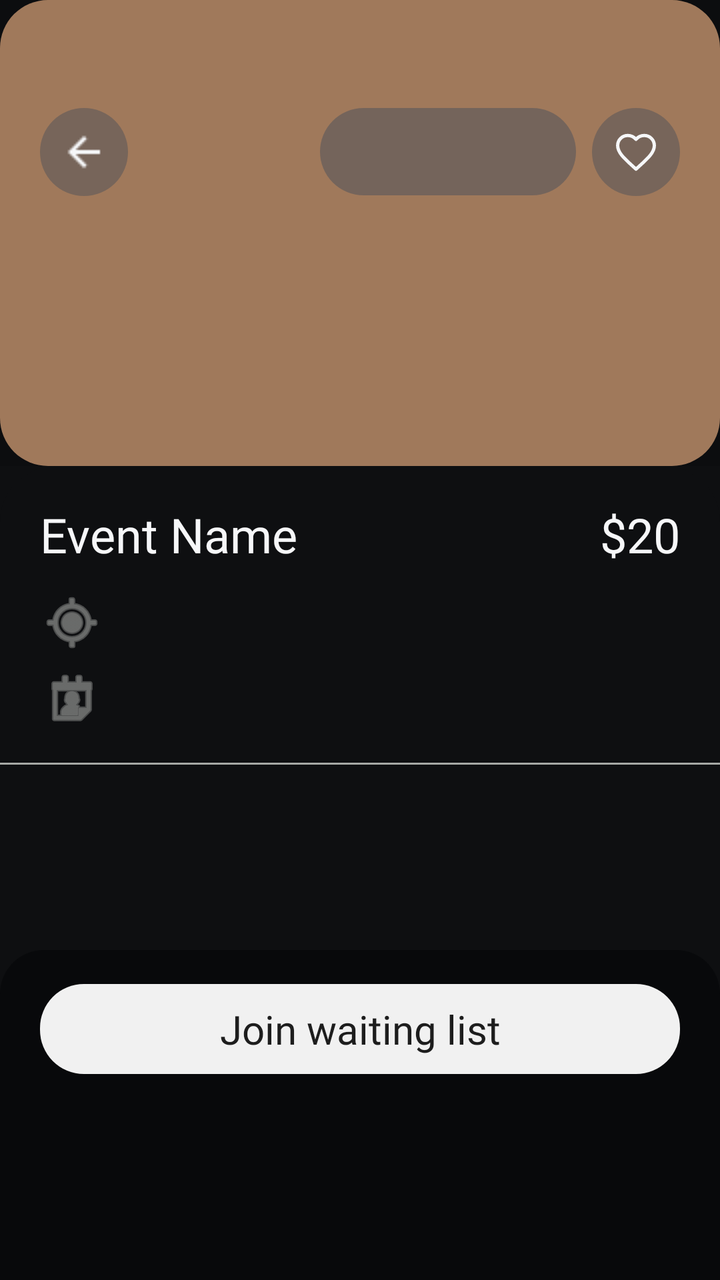
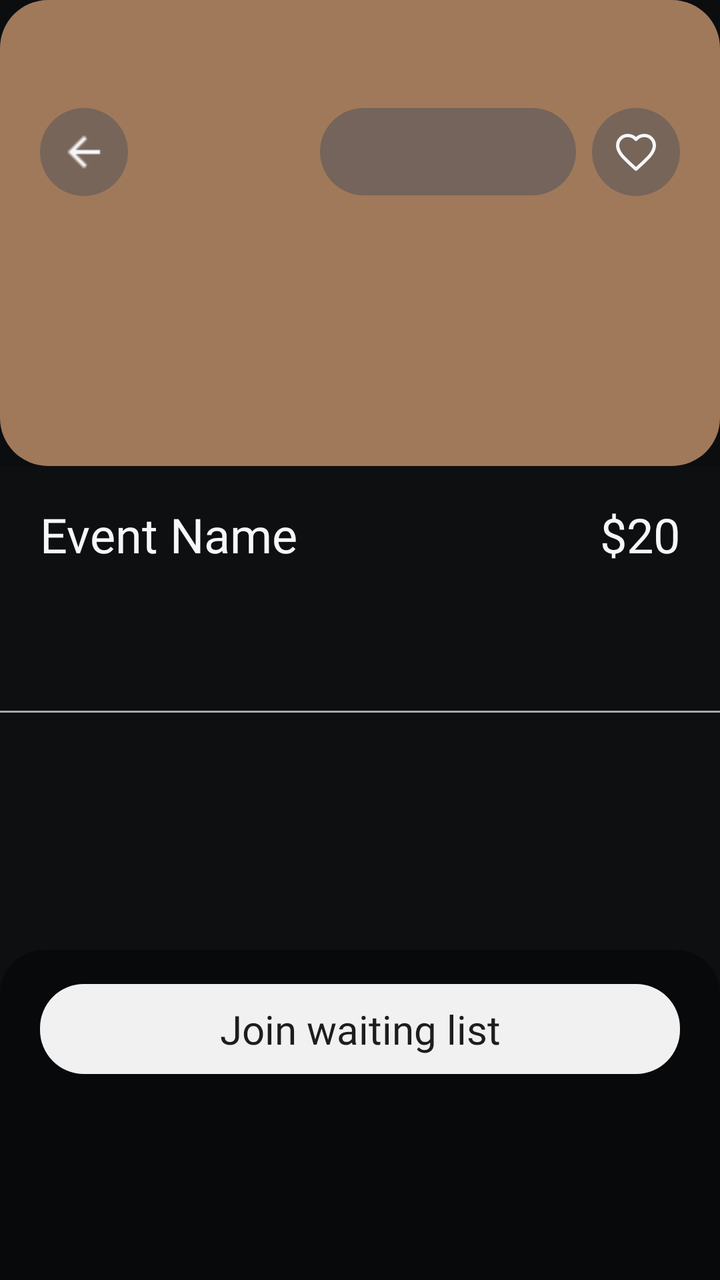

Screens rendered from an Android XML layout before and after an edit, with the pre-edit source and the edit as a unified diff.
<!-- AndroidManifest.xml: application theme Theme.Allot -->
<!-- res/layout/activity_event_detail.xml -->
<?xml version="1.0" encoding="utf-8"?>
<LinearLayout xmlns:android="http://schemas.android.com/apk/res/android"
    xmlns:app="http://schemas.android.com/apk/res-auto"
    android:layout_width="match_parent"
    android:layout_height="match_parent"
    android:background="@color/screen_bg"
    android:orientation="vertical">

    <FrameLayout
        android:id="@+id/heroImageFrame"
        android:layout_width="match_parent"
        android:layout_height="233dp"
        android:background="@drawable/bg_event_image_one">

        <View
            android:layout_width="match_parent"
            android:layout_height="match_parent"
            android:background="#22000000" />

        <LinearLayout
            android:layout_width="match_parent"
            android:layout_height="wrap_content"
            android:layout_marginStart="20dp"
            android:layout_marginTop="54dp"
            android:layout_marginEnd="20dp"
            android:gravity="center_vertical"
            android:orientation="horizontal">

            <ImageButton
                android:id="@+id/backButton"
                android:layout_width="44dp"
                android:layout_height="44dp"
                android:background="@drawable/bg_favorite_circle"
                android:contentDescription="@string/event_detail_back"
                android:padding="12dp"
                android:src="@drawable/arrow_back"
                app:tint="@color/text_primary" />

            <Space
                android:layout_width="0dp"
                android:layout_height="1dp"
                android:layout_weight="1" />

            <TextView
                android:id="@+id/heroDeadlineText"
                android:layout_width="wrap_content"
                android:layout_height="wrap_content"
                android:background="@drawable/bg_pill"
                android:fontFamily="@font/varela_round_regular"
                android:gravity="center"
                android:minWidth="128dp"
                android:paddingStart="18dp"
                android:paddingTop="11dp"
                android:paddingEnd="18dp"
                android:paddingBottom="11dp"
                android:textColor="@color/text_primary"
                android:textSize="16sp" />

            <ImageView
                android:layout_width="44dp"
                android:layout_height="44dp"
                android:layout_marginStart="8dp"
                android:background="@drawable/bg_favorite_circle"
                android:padding="11dp"
                android:src="@drawable/ic_heart_outline"
                app:tint="@color/text_primary" />
        </LinearLayout>
    </FrameLayout>

    <LinearLayout
        android:layout_width="match_parent"
        android:layout_height="0dp"
        android:layout_weight="1"
        android:background="@drawable/bg_event_detail_panel"
        android:orientation="vertical"
        android:paddingTop="18dp">

        <LinearLayout
            android:layout_width="match_parent"
            android:layout_height="wrap_content"
            android:gravity="top"
            android:orientation="horizontal"
            android:paddingStart="20dp"
            android:paddingEnd="20dp">

            <TextView
                android:id="@+id/eventTitleText"
                android:layout_width="0dp"
                android:layout_height="wrap_content"
                android:layout_weight="1"
                android:fontFamily="@font/varela_round_regular"
                android:lineSpacingExtra="2dp"
                android:maxLines="2"
                android:text="@string/default_event_name"
                android:textColor="@color/text_primary"
                android:textSize="24sp" />

            <TextView
                android:id="@+id/eventPriceText"
                android:layout_width="wrap_content"
                android:layout_height="wrap_content"
                android:layout_marginStart="12dp"
                android:fontFamily="@font/varela_round_regular"
                android:gravity="end"
                android:text="@string/default_price"
                android:textColor="@color/text_primary"
                android:textSize="24sp" />
        </LinearLayout>

        <LinearLayout
            android:layout_width="match_parent"
            android:layout_height="wrap_content"
            android:layout_marginTop="12dp"
            android:orientation="vertical"
            android:paddingStart="20dp"
            android:paddingEnd="20dp">

            <TextView
                android:id="@+id/eventLocationText"
                android:layout_width="wrap_content"
                android:layout_height="wrap_content"
                android:drawablePadding="8dp"
                android:drawableStart="@android:drawable/ic_menu_mylocation"
                android:drawableTint="#A6A8A5"
                android:fontFamily="@font/varela_round_regular"
                android:textColor="#A6A8A5"
                android:textSize="18sp" />

            <TextView
                android:id="@+id/eventDateText"
                android:layout_width="wrap_content"
                android:layout_height="wrap_content"
                android:layout_marginTop="6dp"
                android:drawablePadding="8dp"
                android:drawableStart="@android:drawable/ic_menu_my_calendar"
                android:drawableTint="#A6A8A5"
                android:fontFamily="@font/varela_round_regular"
                android:textColor="#A6A8A5"
                android:textSize="18sp" />

            <TextView
                android:id="@+id/eventOrganizerText"
                android:layout_width="wrap_content"
                android:layout_height="wrap_content"
                android:layout_marginTop="6dp"
                android:drawablePadding="8dp"
                android:drawableStart="@android:drawable/ic_menu_myplaces"
                android:drawableTint="#A6A8A5"
                android:fontFamily="@font/varela_round_regular"
                android:textColor="#A6A8A5"
                android:textSize="18sp"
                android:visibility="gone" />
        </LinearLayout>

        <View
            android:layout_width="match_parent"
            android:layout_height="1dp"
            android:layout_marginTop="16dp"
            android:background="#A6A8A5" />

        <TextView
            android:id="@+id/eventErrorText"
            android:layout_width="match_parent"
            android:layout_height="wrap_content"
            android:layout_marginTop="16dp"
            android:paddingStart="20dp"
            android:paddingEnd="20dp"
            android:textColor="#FF7A7A"
            android:textSize="14sp"
            android:visibility="gone" />

        <ProgressBar
            android:id="@+id/eventLoadingIndicator"
            android:layout_width="wrap_content"
            android:layout_height="wrap_content"
            android:layout_gravity="center_horizontal"
            android:layout_marginTop="16dp"
            android:indeterminate="true"
            android:visibility="gone" />

        <ScrollView
            android:layout_width="match_parent"
            android:layout_height="0dp"
            android:layout_marginTop="14dp"
            android:layout_weight="1"
            android:clipToPadding="false"
            android:fillViewport="true"
            android:overScrollMode="never"
            android:paddingStart="20dp"
            android:paddingEnd="20dp">

            <LinearLayout
                android:layout_width="match_parent"
                android:layout_height="wrap_content"
                android:orientation="vertical"
                android:paddingBottom="24dp">

                <TextView
                    android:id="@+id/eventDescriptionText"
                    android:layout_width="match_parent"
                    android:layout_height="wrap_content"
                    android:fontFamily="@font/varela_round_regular"
                    android:lineSpacingExtra="3dp"
                    android:textColor="@color/text_primary"
                    android:textSize="14sp"
                    android:visibility="gone" />

                <TextView
                    android:id="@+id/registrationInfoTitleText"
                    android:layout_width="wrap_content"
                    android:layout_height="wrap_content"
                    android:layout_marginTop="24dp"
                    android:fontFamily="@font/varela_round_regular"
                    android:text="@string/event_detail_registration_info"
                    android:textColor="#A6A8A5"
                    android:textSize="14sp"
                    android:visibility="gone" />

                <TextView
                    android:id="@+id/registrationOpenText"
                    android:layout_width="match_parent"
                    android:layout_height="wrap_content"
                    android:layout_marginTop="8dp"
                    android:fontFamily="@font/varela_round_regular"
                    android:lineSpacingExtra="2dp"
                    android:textColor="#A6A8A5"
                    android:textSize="14sp"
                    android:visibility="gone" />

                <TextView
                    android:id="@+id/registrationDeadlineText"
                    android:layout_width="match_parent"
                    android:layout_height="wrap_content"
                    android:layout_marginTop="8dp"
                    android:fontFamily="@font/varela_round_regular"
                    android:lineSpacingExtra="2dp"
                    android:textColor="#A6A8A5"
                    android:textSize="14sp"
                    android:visibility="gone" />
            </LinearLayout>
        </ScrollView>

        <LinearLayout
            android:layout_width="match_parent"
            android:layout_height="165dp"
            android:background="@drawable/bg_waitlist_container"
            android:gravity="center_horizontal"
            android:orientation="vertical"
            android:paddingStart="20dp"
            android:paddingTop="17dp"
            android:paddingEnd="20dp"
            android:paddingBottom="20dp">

            <TextView
                android:id="@+id/joinWaitingListButton"
                android:layout_width="match_parent"
                android:layout_height="45dp"
                android:background="@drawable/bg_waitlist_button"
                android:clickable="false"
                android:focusable="false"
                android:fontFamily="@font/varela_round_regular"
                android:gravity="center"
                android:text="@string/event_detail_join_waiting_list"
                android:textColor="#1D1D1D"
                android:textSize="20sp" />

            <TextView
                android:id="@+id/entrantCountText"
                android:layout_width="wrap_content"
                android:layout_height="wrap_content"
                android:layout_marginTop="12dp"
                android:fontFamily="@font/varela_round_regular"
                android:textColor="#A6A8A5"
                android:textSize="16sp"
                android:visibility="gone" />
        </LinearLayout>
    </LinearLayout>

</LinearLayout>
<!-- resources referenced by this layout -->
<resources>
  <color name="screen_bg">#0E0F11</color>
  <color name="text_primary">#F6F7F9</color>
  <!-- drawable arrow_back: png bitmap (drawable, 223 bytes) -->
  <!-- drawable bg_event_detail_panel (drawable) -->
  <?xml version="1.0" encoding="utf-8"?>
  <shape xmlns:android="http://schemas.android.com/apk/res/android" android:shape="rectangle">
      <solid android:color="@color/screen_bg" />
      <corners
          android:topLeftRadius="28dp"
          android:topRightRadius="28dp" />
  </shape>
  <!-- drawable bg_event_image_one (drawable) -->
  <?xml version="1.0" encoding="utf-8"?>
  <shape xmlns:android="http://schemas.android.com/apk/res/android" android:shape="rectangle">
      <solid android:color="@color/event_image_one" />
      <corners android:radius="24dp" />
  </shape>
  <!-- drawable bg_favorite_circle (drawable) -->
  <?xml version="1.0" encoding="utf-8"?>
  <shape xmlns:android="http://schemas.android.com/apk/res/android" android:shape="oval">
      <solid android:color="@color/favorite_bg" />
  </shape>
  <!-- drawable bg_pill (drawable) -->
  <?xml version="1.0" encoding="utf-8"?>
  <shape xmlns:android="http://schemas.android.com/apk/res/android" android:shape="rectangle">
      <solid android:color="@color/pill_bg" />
      <corners android:radius="24dp" />
  </shape>
  <!-- drawable bg_waitlist_button (drawable) -->
  <?xml version="1.0" encoding="utf-8"?>
  <shape xmlns:android="http://schemas.android.com/apk/res/android" android:shape="rectangle">
      <solid android:color="#F1F1F1" />
      <corners android:radius="22dp" />
  </shape>
  <!-- drawable bg_waitlist_container (drawable) -->
  <?xml version="1.0" encoding="utf-8"?>
  <shape xmlns:android="http://schemas.android.com/apk/res/android" android:shape="rectangle">
      <solid android:color="#08090B" />
      <corners
          android:topLeftRadius="22dp"
          android:topRightRadius="22dp" />
  </shape>
  <!-- drawable ic_heart_outline (drawable) -->
  <vector xmlns:android="http://schemas.android.com/apk/res/android"
      android:width="24dp"
      android:height="24dp"
      android:viewportWidth="24"
      android:viewportHeight="24">
      <path
          android:fillColor="#00000000"
          android:pathData="M16.5,3C14.76,3 13.09,3.81 12,5.09C10.91,3.81 9.24,3 7.5,3C4.42,3 2,5.42 2,8.5C2,12.28 5.4,15.36 10.55,20.03L12,21.35L13.45,20.03C18.6,15.36 22,12.28 22,8.5C22,5.42 19.58,3 16.5,3Z"
          android:strokeColor="#F6F7F9"
          android:strokeWidth="1.8"
          android:strokeLineCap="round"
          android:strokeLineJoin="round" />
  </vector>
  <string name="default_event_name">Event Name</string>
  <string name="default_price">$20</string>
  <string name="event_detail_back">Go back</string>
  <string name="event_detail_join_waiting_list">Join waiting list</string>
  <string name="event_detail_registration_info">Registration information</string>
  <style name="Theme.Allot" parent="Base.Theme.Allot" />
  <color name="event_image_one">#B88B69</color>
  <color name="favorite_bg">#7A4A5058</color>
  <color name="pill_bg">#8A51545C</color>
  <style name="Base.Theme.Allot" parent="Theme.Material3.DayNight.NoActionBar">
          
          
      </style>
</resources>

<!-- the commit's change to res/layout/activity_event_detail.xml (unified diff, before → after) -->
@@ -118,37 +118,25 @@
             <TextView
                 android:id="@+id/eventLocationText"
                 android:layout_width="wrap_content"
-                android:layout_height="wrap_content"
-                android:drawablePadding="8dp"
-                android:drawableStart="@android:drawable/ic_menu_mylocation"
-                android:drawableTint="#A6A8A5"
-                android:fontFamily="@font/varela_round_regular"
-                android:textColor="#A6A8A5"
-                android:textSize="18sp" />
+                android:layout_height="wrap_content"                android:fontFamily="@font/varela_round_regular"
+                android:textColor="#A6A8A5"
+                android:textSize="14sp" />
 
             <TextView
                 android:id="@+id/eventDateText"
                 android:layout_width="wrap_content"
                 android:layout_height="wrap_content"
-                android:layout_marginTop="6dp"
-                android:drawablePadding="8dp"
-                android:drawableStart="@android:drawable/ic_menu_my_calendar"
-                android:drawableTint="#A6A8A5"
-                android:fontFamily="@font/varela_round_regular"
-                android:textColor="#A6A8A5"
-                android:textSize="18sp" />
+                android:layout_marginTop="6dp"                android:fontFamily="@font/varela_round_regular"
+                android:textColor="#A6A8A5"
+                android:textSize="14sp" />
 
             <TextView
                 android:id="@+id/eventOrganizerText"
                 android:layout_width="wrap_content"
                 android:layout_height="wrap_content"
-                android:layout_marginTop="6dp"
-                android:drawablePadding="8dp"
-                android:drawableStart="@android:drawable/ic_menu_myplaces"
-                android:drawableTint="#A6A8A5"
-                android:fontFamily="@font/varela_round_regular"
-                android:textColor="#A6A8A5"
-                android:textSize="18sp"
+                android:layout_marginTop="6dp"                android:fontFamily="@font/varela_round_regular"
+                android:textColor="#A6A8A5"
+                android:textSize="14sp"
                 android:visibility="gone" />
         </LinearLayout>
 
@@ -205,16 +193,6 @@
                     android:textSize="14sp"
                     android:visibility="gone" />
 
-                <TextView
-                    android:id="@+id/registrationInfoTitleText"
-                    android:layout_width="wrap_content"
-                    android:layout_height="wrap_content"
-                    android:layout_marginTop="24dp"
-                    android:fontFamily="@font/varela_round_regular"
-                    android:text="@string/event_detail_registration_info"
-                    android:textColor="#A6A8A5"
-                    android:textSize="14sp"
-                    android:visibility="gone" />
 
                 <TextView
                     android:id="@+id/registrationOpenText"
<!-- resource entries referenced after the edit -->
@@ -60,7 +60,6 @@
   <string name="default_price">$20</string>
   <string name="event_detail_back">Go back</string>
   <string name="event_detail_join_waiting_list">Join waiting list</string>
-  <string name="event_detail_registration_info">Registration information</string>
   <style name="Theme.Allot" parent="Base.Theme.Allot" />
   <color name="event_image_one">#B88B69</color>
   <color name="favorite_bg">#7A4A5058</color>
